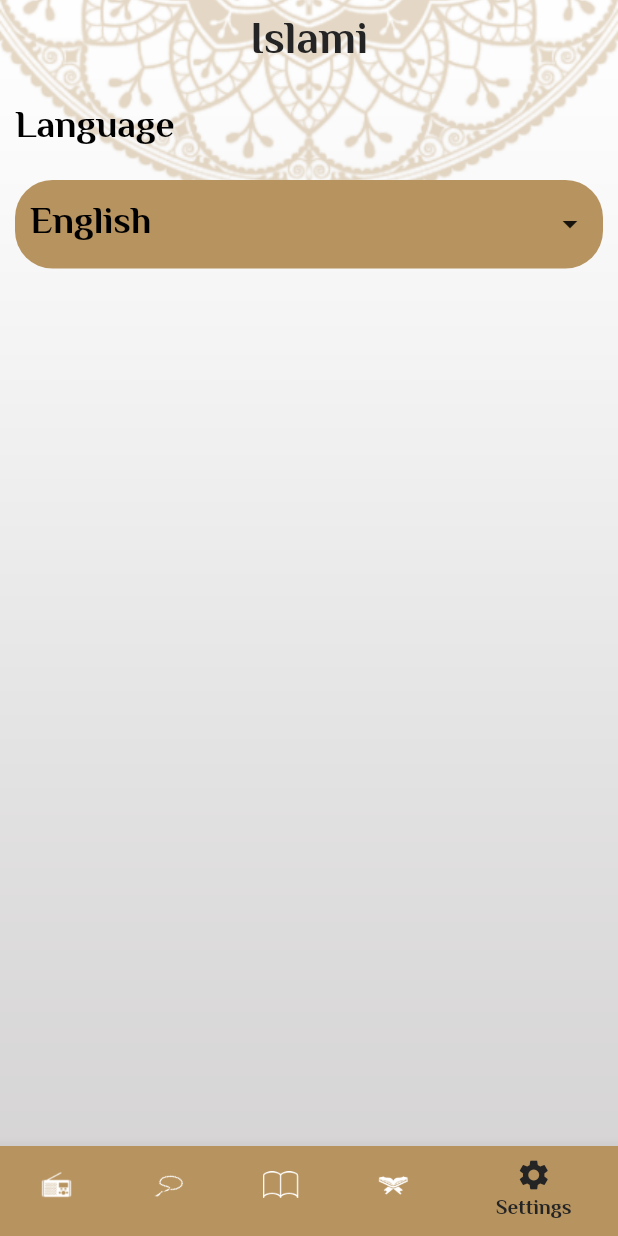
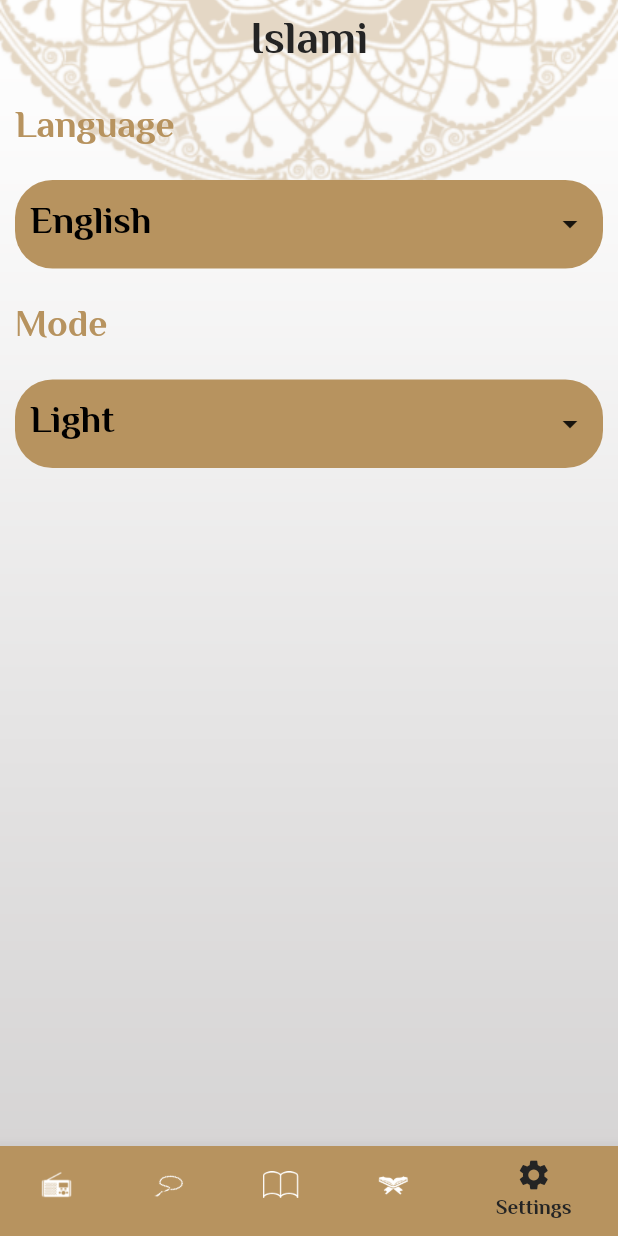
Before and after one commit to Menna265/islami_c9_friday, a Flutter app: the screen it shows after launch, item 5 of the bottom bar chosen, on a phone screen of 412 x 824 dp. Run offline on Flutter 3.47's test engine with Material 2 defaults, Android fonts, the phone set to English and light mode, and no system bars; our stand-ins replace google_fonts, shared_preferences; generated files the repository leaves out were written again.

Commit message:
make shared preferences for language and mode

```diff
--- a/lib/bottom_language.dart
+++ b/lib/bottom_language.dart
@@ -24,6 +24,7 @@
       InkWell(
         onTap: (){
           provider.changeLanguage('en');
+          Navigator.pop(context);
         },
         child:provider.appLanguage =='en'?
             getSelected(AppLocalizations.of(context)!.english)
@@ -33,6 +34,7 @@
       InkWell(
         onTap: (){
           provider.changeLanguage('ar');
+          Navigator.pop(context);
         },
         child:provider.appLanguage=='ar'?
             getSelected(AppLocalizations.of(context)!.arabic)
--- a/lib/hadeth_details.dart
+++ b/lib/hadeth_details.dart
@@ -31,7 +31,7 @@
           appBar: AppBar(
             title: Text(
               args.title,
-              style: Theme.of(context).textTheme.bodyLarge,
+              style: Theme.of(context).textTheme.bodyLarge!.copyWith(color: Theme.of(context).colorScheme.background)
             ),
           ),
           body: Padding(
@@ -50,7 +50,7 @@
                   itemBuilder: (context, index) {
                     return Text(args.content[index],
                       style: Theme.of(context).textTheme.bodyMedium!.copyWith(
-                        color: Colors.black87,
+                        color: Theme.of(context).colorScheme.background,
                       ),
                       textAlign: TextAlign.center,);
                   },
--- a/lib/home_screen.dart
+++ b/lib/home_screen.dart
@@ -1,12 +1,14 @@
 import 'package:flutter/cupertino.dart';
 import 'package:flutter/material.dart';
 import 'package:islami_c9/my_theme_data.dart';
+import 'package:islami_c9/providers/app_config_provider.dart';
 import 'package:islami_c9/tabs/ahadeth_tab.dart';
 import 'package:islami_c9/tabs/quran_tab.dart';
 import 'package:islami_c9/tabs/radio_tab.dart';
 import 'package:islami_c9/tabs/sebha_tab.dart';
 import 'package:islami_c9/tabs/settings_tab.dart';
 import 'package:flutter_gen/gen_l10n/app_localizations.dart';
+import 'package:provider/provider.dart';
 
 class HomeScreen extends StatefulWidget {
   static const String routeName='home';
@@ -20,9 +22,11 @@
 
   @override
   Widget build(BuildContext context) {
+    var provider = Provider.of<AppConfigProvider>(context);
     return Stack(
        children: [
-         Image.asset("assets/images/background.png",width: double.infinity,fit: BoxFit.cover,height: double.infinity,),
+         Image.asset(provider.appTheme==ThemeMode.light?
+           "assets/images/background.png":"assets/images/bg.png",width: double.infinity,fit: BoxFit.cover,height: double.infinity,),
 
          Scaffold(
            appBar: AppBar(
@@ -43,11 +47,11 @@
              },
              items: [
 
-             BottomNavigationBarItem(icon:ImageIcon(AssetImage('assets/images/radio.png')),label: AppLocalizations.of(context)!.radio,backgroundColor:MyThemeData.primaryColor),
-               BottomNavigationBarItem(icon:ImageIcon(AssetImage('assets/images/sebha.png')),label: AppLocalizations.of(context)!.tasbeh,backgroundColor: MyThemeData.primaryColor),
-               BottomNavigationBarItem(icon:ImageIcon(AssetImage('assets/images/ahadeth.png')),label: AppLocalizations.of(context)!.hadeth,backgroundColor: MyThemeData.primaryColor),
-               BottomNavigationBarItem(icon:ImageIcon(AssetImage('assets/images/moshaf.png')),label: AppLocalizations.of(context)!.quran,backgroundColor: MyThemeData.primaryColor),
-               BottomNavigationBarItem(icon:Icon(Icons.settings),label: AppLocalizations.of(context)!.settings,backgroundColor: MyThemeData.primaryColor),
+             BottomNavigationBarItem(icon:ImageIcon(AssetImage('assets/images/radio.png')),label: AppLocalizations.of(context)!.radio,backgroundColor:Theme.of(context).colorScheme.primary),
+               BottomNavigationBarItem(icon:ImageIcon(AssetImage('assets/images/sebha.png')),label: AppLocalizations.of(context)!.tasbeh,backgroundColor: Theme.of(context).colorScheme.primary),
+               BottomNavigationBarItem(icon:ImageIcon(AssetImage('assets/images/ahadeth.png')),label: AppLocalizations.of(context)!.hadeth,backgroundColor: Theme.of(context).colorScheme.primary),
+               BottomNavigationBarItem(icon:ImageIcon(AssetImage('assets/images/moshaf.png')),label: AppLocalizations.of(context)!.quran,backgroundColor: Theme.of(context).colorScheme.primary),
+               BottomNavigationBarItem(icon:Icon(Icons.settings),label: AppLocalizations.of(context)!.settings,backgroundColor: Theme.of(context).colorScheme.primary),
            ],
 
            ),
--- a/lib/l10n/app_ar.arb
+++ b/lib/l10n/app_ar.arb
@@ -14,5 +14,6 @@
   "arabic": "العربية",
   "light": "مضئ",
   "dark": "ليلي",
-  "theme": "النمط"
+  "theme": "النمط",
+  "mode": "النمط"
 }
--- a/lib/l10n/app_en.arb
+++ b/lib/l10n/app_en.arb
@@ -14,5 +14,6 @@
   "arabic": "Arabic",
   "light": "Light",
   "dark": "Dark",
-  "theme": "Theme"
+  "theme": "Theme",
+  "mode": "Mode"
 }
--- a/lib/my_theme_data.dart
+++ b/lib/my_theme_data.dart
@@ -4,8 +4,22 @@
 class MyThemeData {
   static Color primaryColor = Color(0xFFB7935F);
   static Color blackColor = Color(0xFF242424);
+  static Color primaryDark = Color(0xFF141A2E);
+  static Color yellowColor =Color(0xFFFACC1D );
   static ThemeData lightTheme = ThemeData(
       scaffoldBackgroundColor: Colors.transparent,
+      colorScheme: ColorScheme(
+          brightness: Brightness.light,
+          primary: primaryColor,
+          onPrimary: Colors.black54,
+          secondary: blackColor,
+          onSecondary: Colors.white,
+          error: Colors.red,
+          onError: Colors.white,
+          background: primaryColor,
+          onBackground: Colors.grey,
+          surface: Colors.blueGrey,
+          onSurface: Colors.white),
       textTheme: TextTheme(
         bodySmall: GoogleFonts.elMessiri(
             fontSize: 20, fontWeight: FontWeight.w400, color: blackColor),
@@ -31,33 +45,44 @@
       ));
 
 
-  static Color primaryDark = Color(0xFF141A2E);
 
-  static ThemeData darkTheme = ThemeData(
-    primaryColor: primaryDark,
 
+  static ThemeData darkTheme =ThemeData(
       scaffoldBackgroundColor: Colors.transparent,
+      colorScheme: ColorScheme(
+          brightness: Brightness.light,
+          primary: primaryDark,
+          onPrimary:Colors.white ,
+          secondary: yellowColor,
+          onSecondary: Colors.white,
+          error: Colors.red,
+          onError: Colors.white,
+          background: yellowColor,
+          onBackground: Colors.grey,
+          surface: Colors.blueGrey,
+          onSurface: Colors.white),
       textTheme: TextTheme(
         bodySmall: GoogleFonts.elMessiri(
-            fontSize: 20, fontWeight: FontWeight.w400, color: blackColor),
+            fontSize: 20, fontWeight: FontWeight.w400, color: Colors.white),
         bodyMedium: GoogleFonts.elMessiri(
             fontSize: 25,
             fontWeight: FontWeight.w700,
             color: Color(0xFFFFFFFF)),
         bodyLarge: GoogleFonts.elMessiri(
-            fontSize: 30, fontWeight: FontWeight.bold, color: blackColor),
+            fontSize: 30, fontWeight: FontWeight.bold, color: Colors.white),
       ),
       appBarTheme: AppBarTheme(
         iconTheme: IconThemeData(
-          color: primaryDark,
+          color: Colors.white,
         ),
         color: Colors.transparent,
         elevation: 0.0,
         centerTitle: true,
       ),
       bottomNavigationBarTheme: BottomNavigationBarThemeData(
+        backgroundColor: primaryDark,
         type: BottomNavigationBarType.shifting,
-        selectedItemColor: blackColor,
+        selectedItemColor: yellowColor,
         unselectedItemColor: Colors.white,
       ));
 }
--- /dev/null
+++ b/lib/prefs_helper.dart
@@ -0,0 +1,19 @@
+import 'package:shared_preferences/shared_preferences.dart';
+
+class PrefsHelper{
+  static late SharedPreferences prefs;
+
+
+  static  String?  getLanguage(){
+    return prefs.getString("lang");
+  }
+  static saveLanguage(String language)async{
+    await prefs.setString("lang",language);
+  }
+  static saveMode(String mode)async{
+    await prefs.setString("mode",mode);
+  }
+  static String getMode(){
+    return prefs.getString("mode")??"light";
+  }
+}
--- a/lib/providers/app_config_provider.dart
+++ b/lib/providers/app_config_provider.dart
@@ -1,23 +1,46 @@
 import 'package:flutter/cupertino.dart';
 import 'package:flutter/material.dart';
+import 'package:islami_c9/prefs_helper.dart';
+import 'package:shared_preferences/shared_preferences.dart';
 
 class AppConfigProvider extends ChangeNotifier{
   String appLanguage='en';
-  ThemeData appTheme=ThemeData.dark();
+
+  void init(){
+    String? newLang=PrefsHelper.getLanguage() ;
+    changeLanguage(newLang??"en");
+    print(newLang);
+    String mode =PrefsHelper.getMode();
+    if(mode=="dark"){
+      changeTheme(ThemeMode.dark);
+    }else{
+      changeTheme(ThemeMode.light);
+    }
+  }
+  ThemeMode appTheme=ThemeMode.light;
   void changeLanguage (String newLanguage){
     if(appLanguage==newLanguage){
       return;
     }
     appLanguage=newLanguage;
+    PrefsHelper.saveLanguage(newLanguage);
     notifyListeners();
   }
 
-  void changeTheme(ThemeData newTheme){
-    if(appTheme==newTheme){
-      return;
+  void changeTheme(ThemeMode mode){
+    appTheme=mode;
+    if(mode==ThemeMode.dark){
+      PrefsHelper.saveMode("dark");
+    }else{
+      PrefsHelper.saveMode("light");
     }
-    appTheme=newTheme;
+
     notifyListeners();
+    // if(appTheme==ThemeMode.light){
+    //   appTheme=ThemeMode.dark;
+    // }else{
+    // appTheme=ThemeMode.light;}
+
 
   }
 }
--- a/lib/sura_details.dart
+++ b/lib/sura_details.dart
@@ -53,7 +53,7 @@
                   itemBuilder: (context, index) {
                     return Text(verses[index],
                         style: Theme.of(context).textTheme.bodyMedium!.copyWith(
-                              color: Colors.black87,
+                              color: Theme.of(context).colorScheme.background,
                             ),
                         textAlign: TextAlign.center,);
                   },
--- a/lib/tabs/ahadeth_tab.dart
+++ b/lib/tabs/ahadeth_tab.dart
@@ -38,7 +38,7 @@
             style: Theme.of(context)
                 .textTheme
                 .bodyLarge!
-                .copyWith(color: MyThemeData.blackColor),
+                .copyWith(color:Theme.of(context).colorScheme.onPrimary),
           ),
 
           Divider(
@@ -59,7 +59,7 @@
                       style: Theme.of(context)
                           .textTheme
                           .bodyMedium!
-                          .copyWith(color: MyThemeData.blackColor),
+                          .copyWith(color: Theme.of(context).colorScheme.onPrimary),
                   textDirection: TextDirection.rtl,),
                 ),
               );
--- a/lib/tabs/quran_tab.dart
+++ b/lib/tabs/quran_tab.dart
@@ -28,7 +28,7 @@
             thickness: 2,
             color: MyThemeData.primaryColor,
           ),
-          Text(AppLocalizations.of(context)!.sura_name,style: Theme.of(context).textTheme.bodyLarge!.copyWith(color:MyThemeData.blackColor),),
+          Text(AppLocalizations.of(context)!.sura_name,style: Theme.of(context).textTheme.bodyLarge!.copyWith(color:Theme.of(context).colorScheme.onPrimary),),
 
 
 
@@ -50,7 +50,7 @@
                        Navigator.pushNamed(context, SuraDetails.routeName,
                            arguments:SuraModel(name: quran[index], index: index) );
                      },
-                      child: Text(quran[index],style: Theme.of(context).textTheme.bodyMedium!.copyWith(color: MyThemeData.blackColor))),);
+                      child: Text(quran[index],style: Theme.of(context).textTheme.bodyMedium!.copyWith(color:Theme.of(context).colorScheme.onPrimary))),);
                 },
                 itemCount: quran.length),
           ),
--- a/lib/tabs/settings_tab.dart
+++ b/lib/tabs/settings_tab.dart
@@ -1,6 +1,7 @@
 import 'package:flutter/cupertino.dart';
 import 'package:flutter/material.dart';
 import 'package:flutter_gen/gen_l10n/app_localizations.dart';
+import 'package:islami_c9/bottom-mode.dart';
 import 'package:islami_c9/bottom_language.dart';
 import 'package:islami_c9/my_theme_data.dart';
 import 'package:islami_c9/providers/app_config_provider.dart';
@@ -25,7 +26,7 @@
             style: Theme.of(context)
                 .textTheme
                 .bodyMedium!
-                .copyWith(color: Colors.black),
+                .copyWith(color: Theme.of(context).colorScheme.background),
           ),
           SizedBox(
             height: 15,
@@ -56,6 +57,42 @@
               ),
             ),
           ),
+          SizedBox(
+            height: 20,
+          ),
+          Text(
+            AppLocalizations.of(context)!.mode,
+            style: Theme.of(context)
+                .textTheme
+                .bodyMedium!
+                .copyWith(color: Theme.of(context).colorScheme.background),
+          ),
+          SizedBox(
+            height: 15,
+          ),
+          InkWell(
+            onTap: () {
+              viewMode();
+            },
+            child: Container(
+              decoration: BoxDecoration(
+                color: MyThemeData.primaryColor,
+                borderRadius: BorderRadius.circular(25),
+              ),
+              padding: EdgeInsets.all(10),
+              child: Row(
+                mainAxisAlignment: MainAxisAlignment.spaceBetween,
+                children: [
+                  Text(provider.appTheme==ThemeMode.light?"Light":"Dark",
+                      style: Theme.of(context)
+                          .textTheme
+                          .bodyMedium!
+                          .copyWith(color: Colors.black)),
+                  Icon(Icons.arrow_drop_down),
+                ],
+              ),
+            ),
+          ),
         ],
       ),
     );
@@ -65,4 +102,14 @@
     showModalBottomSheet(
         context: context, builder: (context) => BottomLanguage());
   }
+
+  void viewMode() {
+    showModalBottomSheet(
+      shape: RoundedRectangleBorder(
+          borderRadius: BorderRadius.only(
+              topLeft: Radius.circular(15), topRight: Radius.circular(15))),
+      context: context,
+      builder: (context) => BottomMode(),
+    );
+  }
 }
--- a/pubspec.yaml
+++ b/pubspec.yaml
@@ -34,6 +34,7 @@
     sdk: flutter
   intl: any
   provider: ^6.0.5
+  shared_preferences: ^2.2.1
 
 
   # The following adds the Cupertino Icons font to your application.
```
Also changed, not shown: lib/bottom-mode.dart (added, +69 -0 lines), lib/main.dart (+16 -18 lines), lib/tabs/sebha_tab.dart (+31 -32 lines), assets/images/2.0x/bg@2x.png (added), assets/images/3.0x/bg@3x.png (added), assets/images/bg.png (added), pubspec.lock.
